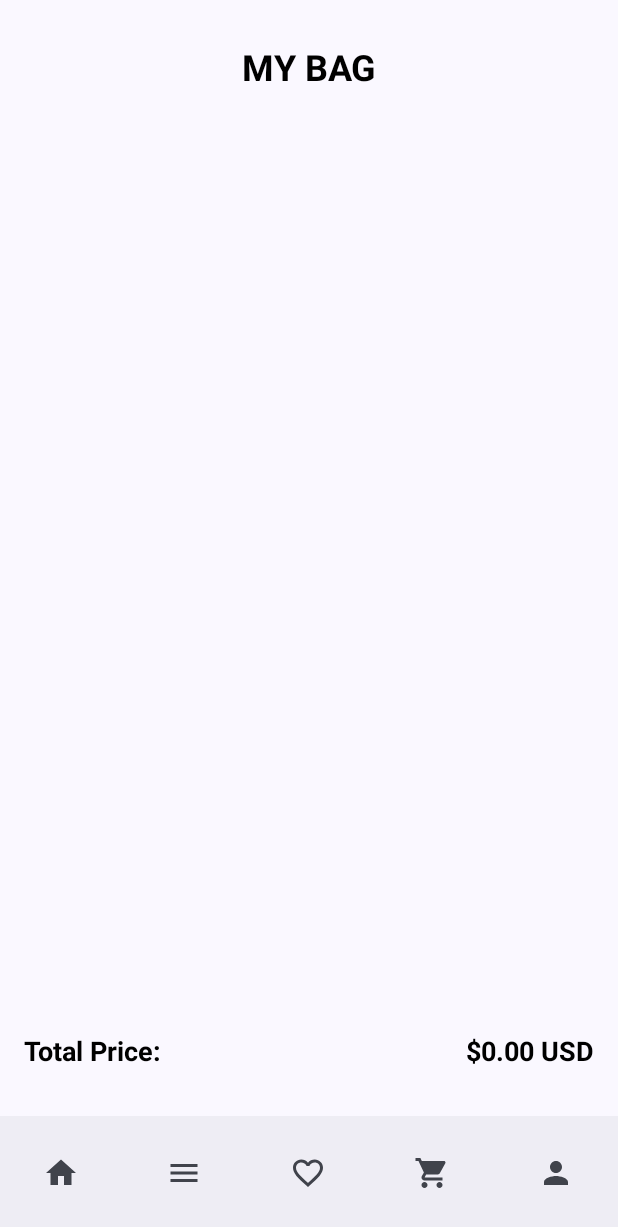
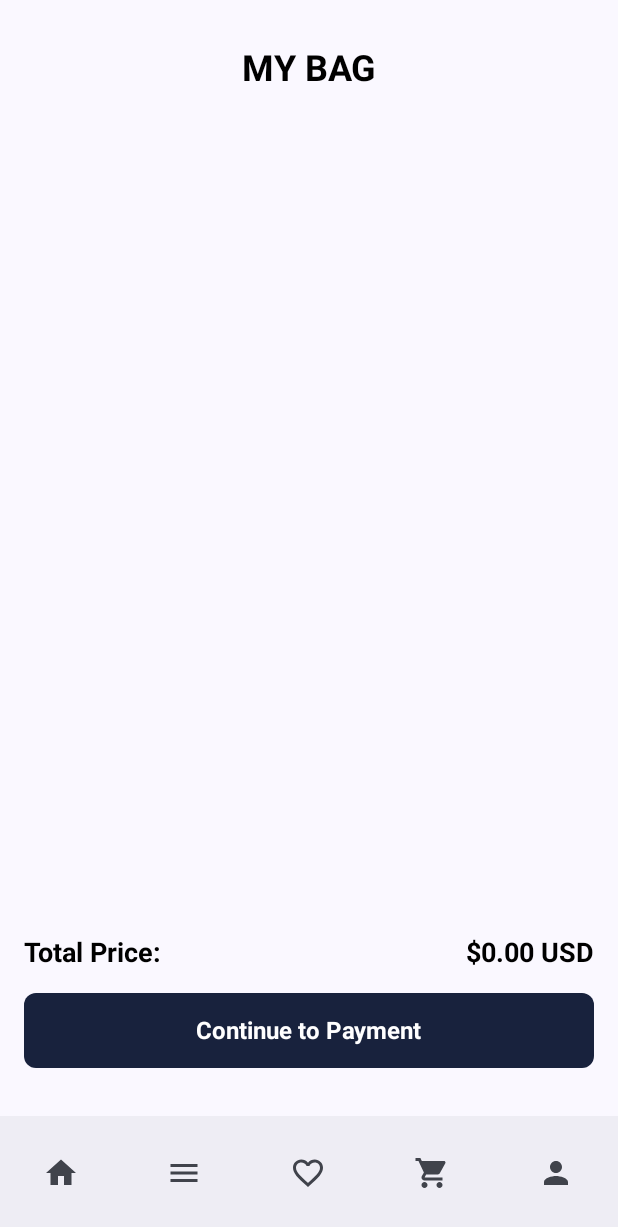
Before and after one commit to perimsu/Rarely-App, an Android app built with Jetpack Compose: the MyBagScreen screen opened through its navigation route, on a phone screen of 412 x 824 dp. Shown: the top 1227 px of the screen. Run offline under Robolectric (Android 15) with nearby library versions, the phone set to English and light mode, and no system bars; libraries missing offline, so code that uses them is left out: com.bumptech.glide; network calls fail; 1 statement that could not run was skipped.

Commit message:
Continue to Payment button added.

```diff
--- a/app/src/main/java/com/example/rarelyapp/ui/base/main/MyBagScreen.kt
+++ b/app/src/main/java/com/example/rarelyapp/ui/base/main/MyBagScreen.kt
@@ -6,6 +6,7 @@ import androidx.compose.foundation.lazy.LazyColumn
 import androidx.compose.foundation.lazy.items
 import androidx.compose.foundation.shape.RoundedCornerShape
 import androidx.compose.material3.Button
+import androidx.compose.material3.ButtonDefaults
 import androidx.compose.material3.Text
 import androidx.compose.runtime.*
 import androidx.compose.ui.Alignment
@@ -86,11 +87,11 @@ fun MyBagScreen() {
                 }
             }
 
-            // Toplam fiyat kısmı
-            Box(
+            // Toplam fiyat ve devam butonu kısmı
+            Column(
                 modifier = Modifier
-                    .fillMaxWidth() // Ekranın genişliğini kaplar
-                    .padding(vertical = 16.dp) // Dikey boşluk eklenir
+                    .fillMaxWidth()
+                    .padding(vertical = 16.dp)
             ) {
                 // Fiyat detayları için yatay düzen
                 Row(
@@ -114,6 +115,29 @@ fun MyBagScreen() {
                             fontSize = 18.sp,
                             fontWeight = FontWeight.Bold,
                             color = Color.Black
+                        )
+                    )
+                }
+
+                Spacer(modifier = Modifier.height(16.dp))
+
+                // Continue to Payment butonu
+                Button(
+                    onClick = { /* TODO: Navigate to payment screen */ },
+                    modifier = Modifier
+                        .fillMaxWidth()
+                        .height(50.dp),
+                    colors = ButtonDefaults.buttonColors(
+                        containerColor = Color(0xFF18223D)
+                    ),
+                    shape = RoundedCornerShape(8.dp)
+                ) {
+                    Text(
+                        text = "Continue to Payment",
+                        style = TextStyle(
+                            fontSize = 16.sp,
+                            fontWeight = FontWeight.Bold,
+                            color = Color.White
                         )
                     )
                 }
--- a/gradle/libs.versions.toml
+++ b/gradle/libs.versions.toml
@@ -1,5 +1,5 @@
 [versions]
-agp = "8.7.3"
+agp = "8.5.1"
 coilCompose = "2.7.0"
 kotlin = "2.0.0"
 coreKtx = "1.15.0"
```
